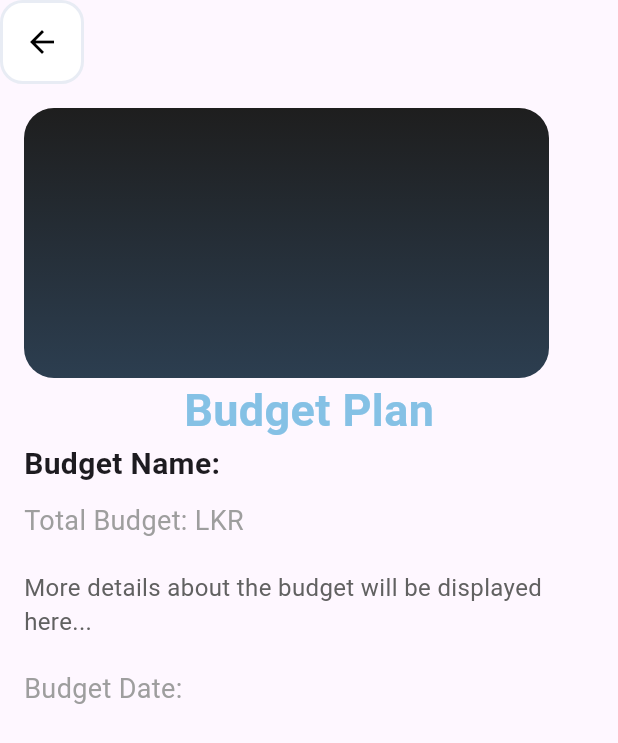
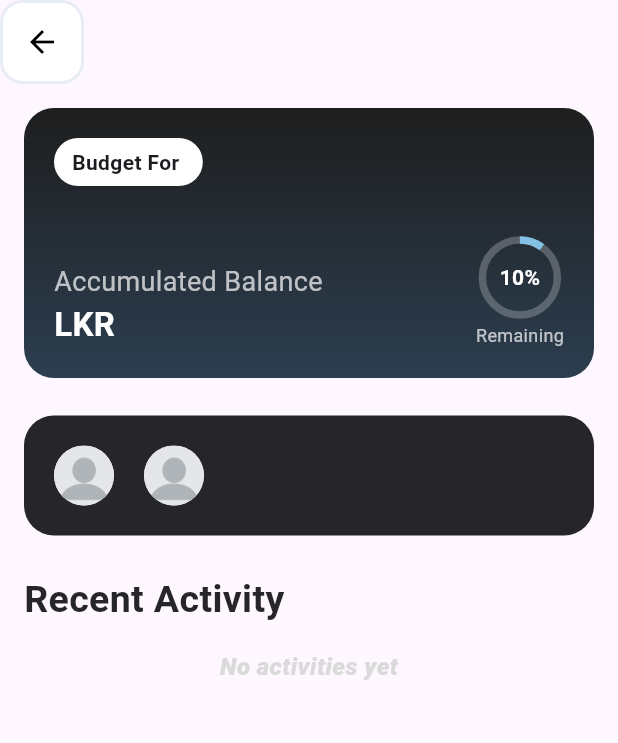
Before and after one commit to Fynaura/fynaura, a Flutter app: the BudgetDetails screen opened directly with empty values, on a phone screen of 412 x 824 dp. Shown: the top 743 px of the screen. Run offline on Flutter 3.47's test engine with Material 3 defaults, Android fonts, the phone set to English and light mode, and no system bars; Roboto replaces fonts that are missing (Urbanist).

Commit message:
box deco for budget

```diff
--- a/lib/pages/collab-budgeting/budgetDetails.dart
+++ b/lib/pages/collab-budgeting/budgetDetails.dart
@@ -1,14 +1,12 @@
 import 'package:flutter/material.dart';
 import 'package:fynaura/widgets/CustomButton.dart';
 import 'package:fynaura/widgets/backBtn.dart';
-import 'package:fynaura/widgets/customInput.dart';
 
 class BudgetDetails extends StatefulWidget {
   final String budgetName;
   final String budgetAmount;
   final String budgetDate;
 
-  // Constructor to accept budget details
   const BudgetDetails({
     super.key,
     required this.budgetName,
@@ -20,64 +18,192 @@ class BudgetDetails extends StatefulWidget {
   State<BudgetDetails> createState() => _BudgetDetailsState();
 }
 
+
 class _BudgetDetailsState extends State<BudgetDetails> {
   @override
   Widget build(BuildContext context) {
     return Scaffold(
       appBar: AppBar(
         leading: CustomBackButton(),
-        // title: Text(widget.budgetName),
-        // backgroundColor: const Color(0xFF85C1E5),
       ),
       body: Padding(
         padding: const EdgeInsets.all(16.0),
         child: Column(
           crossAxisAlignment: CrossAxisAlignment.start,
           children: [
+            Stack(
+              children: [
+                // Center(
+                //   child: Text(
+                //     "Budget Plan",
+                //     style: TextStyle(
+                //       fontFamily: 'Urbanist',
+                //       fontWeight: FontWeight.bold,
+                //       fontSize: 30,
+                //       color: Color(0xFF85C1E5),
+                //     ),
+                //   ),
+                // ),
+
                 Container(
-          width: 350, // Adjust width as needed
-          height: 180, // Adjust height as needed
+
+                  width: 380,
+                  height: 180,
                   decoration: BoxDecoration(
                     gradient: LinearGradient(
                       colors: [Color(0xFF1E1E1E), Color(0xFF2C3E50)],
                       begin: Alignment.topCenter,
                       end: Alignment.bottomCenter,
                     ),
-            borderRadius: BorderRadius.circular(20), // Rounded corners
+                    borderRadius: BorderRadius.circular(20),
                   ),
                 ),
-
-            Center(
+                Positioned(
+                  top: 20,
+                  left: 20,
+                  child: Container(
+                    padding: EdgeInsets.symmetric(horizontal: 12, vertical: 6),
+                    decoration: BoxDecoration(
+                      color: Colors.white,
+                      borderRadius: BorderRadius.circular(20),
+                    ),
                     child: Text(
-                "Budget Plan",
+                      "Budget For "+ widget.budgetName,
                       style: TextStyle(
-                  fontFamily: 'Urbanist',
+                        fontSize: 14,
                         fontWeight: FontWeight.bold,
-                  fontSize: 30,
-                  color: Color(0xFF85C1E5),
                       ),
                     ),
                   ),
+                ),
+                Positioned(
+                  bottom: 20,
+                  left: 20,
+                  child: Column(
+                    crossAxisAlignment: CrossAxisAlignment.start,
+                    children: [
                       Text(
-              "Budget Name: ${widget.budgetName}",
-              style: const TextStyle(fontSize: 20, fontWeight: FontWeight.bold),
+                        "Accumulated Balance",
+                        style: TextStyle(
+                          fontSize: 18,
+                          color: Colors.white70,
                         ),
-            const SizedBox(height: 10),
+                      ),
                       Text(
-              "Total Budget: LKR ${widget.budgetAmount}",
-              style: const TextStyle(fontSize: 18, color: Colors.grey),
+                        "LKR ${widget.budgetAmount}",
+                        style: TextStyle(
+                          fontSize: 22,
+                          fontWeight: FontWeight.bold,
+                          color: Colors.white,
                         ),
-            const SizedBox(height: 20),
+                      ),
+                    ],
+                  ),
+                ),
+                Positioned(
+                  top: 20,
+                  right: 20,
+                  child: Text(
+                    widget.budgetDate,
+                    style: TextStyle(
+                      fontSize: 14,
+                      color: Colors.white,
+                    ),
+                  ),
+                ),
+                Positioned(
+                  bottom: 20,
+                  right: 20,
+                  child: Column(
+                    children: [
+                      Stack(
+                        alignment: Alignment.center,
+                        children: [
+                          SizedBox(
+                            width: 50,
+                            height: 50,
+                            child: CircularProgressIndicator(
+                              value: 0.1, // 10% remaining
+                              strokeWidth: 5,
+                              backgroundColor: Colors.white24,
+                              valueColor:
+                              AlwaysStoppedAnimation<Color>(Color(0xFF85C1E5)),
+                            ),
+                          ),
                           Text(
-              "More details about the budget will be displayed here...",
-              style: TextStyle(fontSize: 16, color: Colors.grey[700]),
+                            "10%",
+                            style: TextStyle(
+                              fontSize: 14,
+                              fontWeight: FontWeight.bold,
+                              color: Colors.white,
                             ),
-            const SizedBox(height: 20),
-            Text(
-              "Budget Date: ${widget.budgetDate}",
-              style: const TextStyle(fontSize: 18, color: Colors.grey),
+                          ),
+                        ],
                       ),
 
+                      SizedBox(height: 5),
+                      Text(
+                        "Remaining",
+                        style: TextStyle(fontSize: 12, color: Colors.white70),
+                      ),
+                    ],
+                  ),
+                ),
+              ],
+            ),
+            const SizedBox(height: 25),
+            Stack(
+              children: [
+                Container(
+                  width: 380,
+                  height: 80,
+                  decoration: BoxDecoration(
+                    color: Color(0xFF26252A),
+                    borderRadius: BorderRadius.circular(20),
+                  ),
+                ),
+                Positioned(
+                  left: 20,
+                  top: 20,
+                  child: CircleAvatar(
+                    radius: 20,
+                    backgroundImage: AssetImage("images/user.png"),
+                  ),
+                ),
+                Positioned(
+                  left: 80,
+                  top: 20,
+                  child: CircleAvatar(
+                    radius: 20,
+                    backgroundImage: AssetImage("images/user.png"),
+                  ),
+                ),
+              ],
+            ),
+            const SizedBox(height: 25),
+            const Text(
+              "Recent Activity",
+              style: TextStyle(
+                fontFamily: 'Urbanist',
+                fontWeight: FontWeight.w600,
+                fontSize: 25,
+                color: Color(0xFF26252A),
+              ),
+
+            ),
+            const SizedBox(height: 15),
+            Center(
+              child: Text(
+                "No activities yet",
+                style: TextStyle(
+                  fontFamily: 'Urbanist',
+                  fontWeight: FontWeight.w800,
+                  fontSize: 16,
+                  fontStyle: FontStyle.italic,
+                  color: Color(0xFFDADADA),
+                ),
+              ),
+            ),
           ],
         ),
       ),
```
Lines whose indentation alone changed are shown as unchanged.
